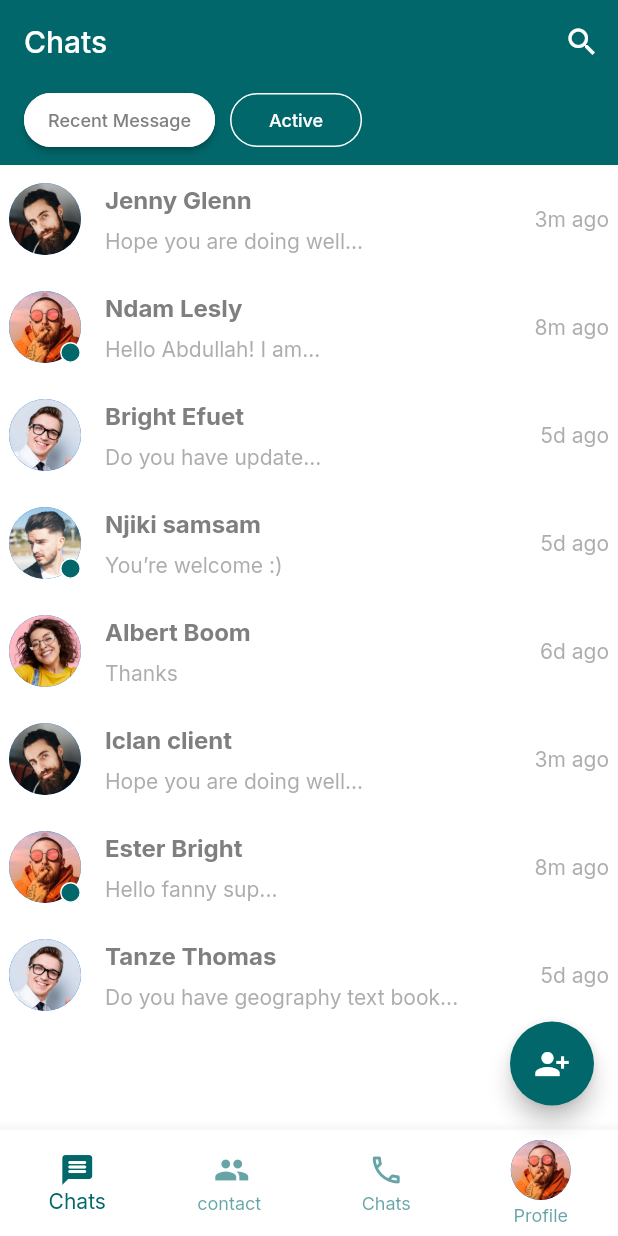
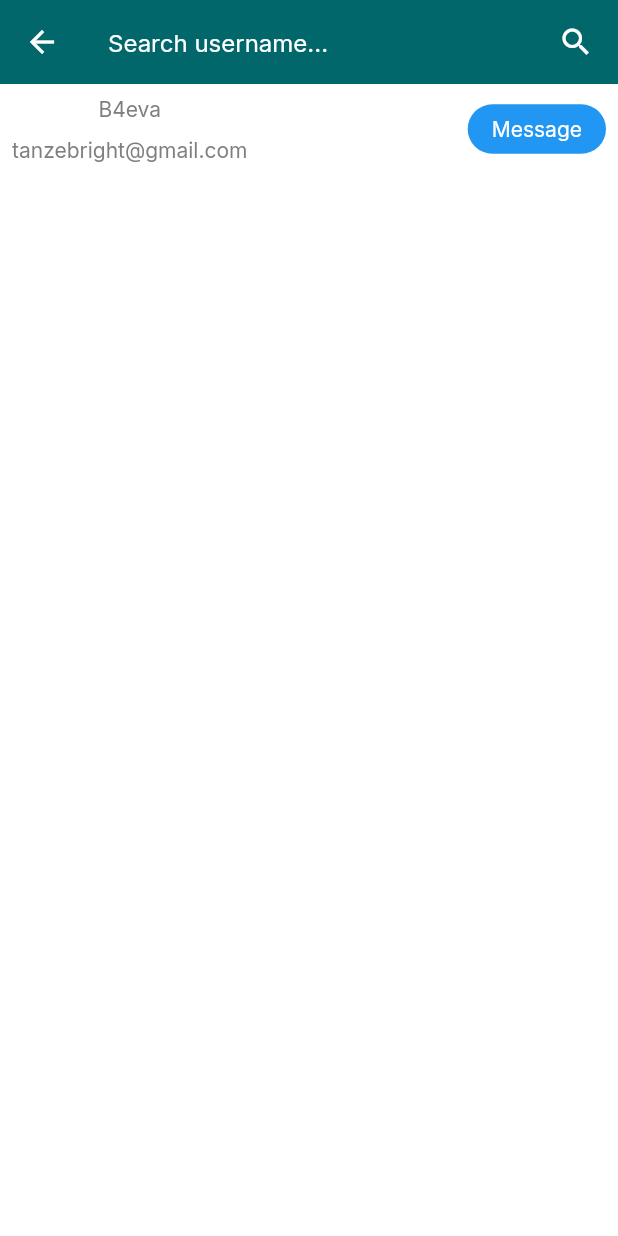
Before and after one commit to B4eva/iconnect, a Flutter app: the ChatView screen opened by its route, after a tap on the "search" icon, on a phone screen of 412 x 824 dp. Run offline on Flutter 3.47's test engine with Material 2 defaults, Android fonts, the phone set to English and light mode, and no system bars; our stand-ins replace bot_toast, cloud_firestore, firebase_auth, firebase_core, get_it, google_fonts and 3 more; accounts and stored records are empty.

Commit message:
Add search page 2. addd app icon

```diff
--- /dev/null
+++ b/lib/core/services/database.dart
@@ -0,0 +1,30 @@
+import 'package:cloud_firestore/cloud_firestore.dart';
+import 'package:iconnect/core/network/logger.dart';
+
+class DatabaseService {
+  final log = getLogger('Database');
+
+  getUserByUsername(String username) async {
+    return await FirebaseFirestore.instance
+        .collection('users')
+        .where('name', isEqualTo: username)
+        .get()
+        .then((value) =>
+            log.i('user info from database ${value.docs[0]['name']}'));
+    // FirebaseFirestore.instance
+    //     .collection('users')
+    //     .where('name', isEqualTo: username)
+    //     .snapshots()
+    //     .listen(
+    //         (data) => log.i('user info from database ${data.docs[0]['name']}'))
+    //     .onError((e) {
+    //   log.i('user info from database $e');
+    // });
+  }
+
+  uploadUserInfo(userMap) {
+    FirebaseFirestore.instance.collection('users').add(userMap).catchError((e) {
+      log.e('uploadUserInfo Exception ${e.toString()}.');
+    });
+  }
+}
--- a/lib/core/viewmodels/auth_viewmodel.dart
+++ b/lib/core/viewmodels/auth_viewmodel.dart
@@ -1,5 +1,3 @@
-import 'dart:developer';
-
 import 'package:flutter/material.dart';
 import 'package:iconnect/core/network/logger.dart';
 import 'package:iconnect/core/viewmodels/base_viewmodel.dart';
--- a/lib/core/viewmodels/chat_viewmodel.dart
+++ b/lib/core/viewmodels/chat_viewmodel.dart
@@ -1,10 +1,18 @@
+import 'package:flutter/cupertino.dart';
+import 'package:flutter/material.dart';
 import 'package:iconnect/core/models/chat_model.dart';
 import 'package:iconnect/core/network/logger.dart';
 import 'package:iconnect/core/viewmodels/base_viewmodel.dart';
+import 'package:iconnect/locator.dart';
+
 import 'package:logger/logger.dart';
+
+import '../services/auth_service.dart';
 
 class ChatViewModel extends BaseModel {
   Logger logger = getLogger('ChatViewmodel');
+
+  final AuthService _authService = locator<AuthService>();
 
   int _selectedIndex = 0;
   int get selectedIndex => _selectedIndex;
@@ -74,4 +82,12 @@ class ChatViewModel extends BaseModel {
   ];
 
   List get chatData => _chatsData;
+
+  void navigateToSearch(context) {
+    Navigator.pushNamed(context, '/search');
+  }
+
+  signOut(context) async {
+    await _authService.signOut(context);
+  }
 }
--- /dev/null
+++ b/lib/core/viewmodels/search_viewmodel.dart
@@ -0,0 +1,37 @@
+import 'package:cloud_firestore/cloud_firestore.dart';
+import 'package:flutter/cupertino.dart';
+import 'package:iconnect/core/enums.dart';
+import 'package:iconnect/core/network/logger.dart';
+import 'package:iconnect/core/services/database.dart';
+import 'package:iconnect/core/viewmodels/base_viewmodel.dart';
+import 'package:iconnect/locator.dart';
+
+class SearchViewModel extends BaseModel {
+  final log = getLogger('serachviewModel');
+  final _databaseService = locator<DatabaseService>();
+
+  QuerySnapshot? _searchSnapshot;
+  QuerySnapshot? get searchSnapshot => _searchSnapshot;
+
+  final TextEditingController _serachTextEditingController =
+      TextEditingController();
+
+  TextEditingController get serachTextEditingController =>
+      _serachTextEditingController;
+
+  Future searchUserByName(String? username) {
+    return _databaseService.getUserByUsername(username!);
+  }
+
+  initiateSearach() {
+    setViewState(ViewState.busy);
+    searchUserByName(serachTextEditingController.text).then((value) {
+      _searchSnapshot = value;
+
+      notifyListeners();
+      setViewState(ViewState.idle);
+
+      log.i('search results: ${value} ');
+    });
+  }
+}
--- a/lib/main.dart
+++ b/lib/main.dart
@@ -30,7 +30,7 @@ class MyApp extends StatelessWidget {
       builder: BotToastInit(),
       theme: lightThemeData(context),
       darkTheme: darkThemeData(context),
-      themeMode: ThemeMode.system,
+      themeMode: ThemeMode.light,
       debugShowCheckedModeBanner: false,
       navigatorObservers: [BotToastNavigatorObserver()],
       onGenerateRoute: AppRouter.generateRoute,
--- a/lib/ui/router.dart
+++ b/lib/ui/router.dart
@@ -1,9 +1,12 @@
 import 'package:flutter/material.dart';
 import 'package:iconnect/ui/views/auth_view.dart';
 import 'package:iconnect/ui/views/chats/chat_view.dart';
-import 'package:iconnect/ui/views/chats/signup/complete_signup.dart';
+import 'package:iconnect/ui/views/search_view.dart';
+
 import 'package:iconnect/ui/views/signin_view.dart';
-import 'package:iconnect/ui/views/chats/signup/signup_view.dart';
+
+import 'package:iconnect/ui/views/signup/complete_signup.dart';
+import 'package:iconnect/ui/views/signup/signup_view.dart';
 import 'package:iconnect/ui/views/welcome_view.dart';
 
 class AppRouter {
@@ -21,6 +24,8 @@ class AppRouter {
         return MaterialPageRoute(builder: (_) => const CompleteSignUp());
       case '/chats':
         return MaterialPageRoute(builder: (_) => const ChatView());
+      case '/search':
+        return MaterialPageRoute(builder: (_) => const SearchView());
       default:
         return MaterialPageRoute(builder: (_) {
           return const Scaffold(
--- a/lib/ui/views/chats/chat_view.dart
+++ b/lib/ui/views/chats/chat_view.dart
@@ -13,7 +13,7 @@ class ChatView extends StatelessWidget {
         onModelReady: (model) {},
         builder: (context, model, child) {
           return Scaffold(
-            appBar: buildAppBar(),
+            appBar: buildAppBar(model, context),
             body: const Body(),
             floatingActionButton: FloatingActionButton(
               onPressed: () {},
@@ -48,7 +48,7 @@ class ChatView extends StatelessWidget {
     );
   }
 
-  AppBar buildAppBar() {
+  AppBar buildAppBar(ChatViewModel model, BuildContext context) {
     return AppBar(
       backgroundColor: kPrimaryColor,
       automaticallyImplyLeading: false,
@@ -58,8 +58,15 @@ class ChatView extends StatelessWidget {
           icon: const Icon(
             Icons.search,
           ),
-          onPressed: () {},
-        )
+          onPressed: () {
+            model.navigateToSearch(context);
+          },
+        ),
+        IconButton(
+            onPressed: () {
+              model.signOut(context);
+            },
+            icon: const Icon(Icons.logout))
       ],
     );
   }
--- /dev/null
+++ b/lib/ui/views/search_view.dart
@@ -0,0 +1,124 @@
+import 'package:flutter/material.dart';
+import 'package:iconnect/core/enums.dart';
+
+import 'package:iconnect/core/viewmodels/search_viewmodel.dart';
+import 'package:iconnect/ui/shared/app_colors.dart';
+import 'package:iconnect/ui/shared/ui_helpers.dart';
+import 'package:iconnect/ui/views/base_view.dart';
+import 'package:iconnect/utils/loading_widget.dart';
+
+class SearchView extends StatefulWidget {
+  const SearchView({Key? key}) : super(key: key);
+
+  @override
+  State<SearchView> createState() => _SearchViewState();
+}
+
+class _SearchViewState extends State<SearchView> {
+  @override
+  void initState() {
+    super.initState();
+  }
+
+  @override
+  Widget build(BuildContext context) {
+    return BaseView<SearchViewModel>(
+      onModelReady: (model) {},
+      builder: (context, model, child) {
+        return Scaffold(
+            appBar: AppBar(
+              backgroundColor: kPrimaryColor,
+              title: Row(
+                children: <Widget>[
+                  Expanded(
+                    child: TextField(
+                      style: const TextStyle(color: Colors.white),
+                      controller: model.serachTextEditingController,
+                      cursorColor: Colors.blue,
+                      decoration: const InputDecoration(
+                          hintText: 'Search username...',
+                          hintStyle: TextStyle(color: kSecondaryColor),
+                          border: InputBorder.none),
+                    ),
+                  ),
+                  GestureDetector(
+                      onTap: () {
+                        model.initiateSearach();
+                      },
+                      child: const Icon(Icons.search_outlined,
+                          color: Colors.white))
+                ],
+              ),
+            ),
+            body: model.state == ViewState.idle
+                ? Column(
+                    children: [
+                      searchList(model),
+                    ],
+                  )
+                : loadWidget);
+      },
+    );
+  }
+
+  Widget searchList(SearchViewModel model) {
+    return
+        //model.searchSnapshot != null
+        ListView.builder(
+            shrinkWrap: true,
+            itemCount: 1,
+            itemBuilder: (context, index) {
+              return const SearchTile(
+                username: 'B4eva',
+                email: 'tanzebright@gmail.com',
+                // username: model.searchSnapshot!.docs[index]['name'],
+                // email: model.searchSnapshot!.docs[index]['email'],
+              );
+            });
+
+    //  Container(
+    //     color: Colors.red,
+    //   );
+  }
+}
+
+class SearchTile extends StatelessWidget {
+  final String? username;
+  final String? email;
+  const SearchTile({Key? key, this.username, this.email}) : super(key: key);
+
+  @override
+  Widget build(BuildContext context) {
+    return Container(
+      child: Padding(
+        padding: const EdgeInsets.all(8.0),
+        child: Row(
+          mainAxisAlignment: MainAxisAlignment.start,
+          children: <Widget>[
+            Column(
+              children: <Widget>[
+                Text(username!),
+                UIHelper.verticalSpaceSmall(),
+                Text(email!),
+              ],
+            ),
+            const Spacer(),
+            Container(
+              padding: const EdgeInsets.symmetric(horizontal: 16, vertical: 8),
+              decoration: BoxDecoration(
+                  borderRadius: BorderRadius.circular(20), color: Colors.blue),
+              child: GestureDetector(
+                  onTap: () {
+                    print('Message');
+                  },
+                  child: const Text(
+                    'Message',
+                    style: TextStyle(color: Colors.white),
+                  )),
+            )
+          ],
+        ),
+      ),
+    );
+  }
+}
--- a/lib/ui/views/welcome_view.dart
+++ b/lib/ui/views/welcome_view.dart
@@ -3,7 +3,6 @@ import 'package:iconnect/core/viewmodels/welcome_viewmodel.dart';
 import 'package:iconnect/ui/shared/app_colors.dart';
 import 'package:iconnect/ui/shared/contant_text.dart';
 import 'package:iconnect/ui/shared/ui_helpers.dart';
-import 'package:iconnect/ui/views/auth_view.dart';
 import 'package:iconnect/ui/views/base_view.dart';
 
 class WelcomeView extends StatefulWidget {
@@ -14,6 +13,7 @@ class WelcomeView extends StatefulWidget {
 }
 
 class _WelcomeViewState extends State<WelcomeView> {
+  @override
   void initState() {
     super.initState();
   }
--- a/lib/ui/widgets/app_input_field.dart
+++ b/lib/ui/widgets/app_input_field.dart
@@ -46,7 +46,7 @@ class AppInputField extends StatelessWidget {
           visible: lable == null ? false : true,
           child: Padding(
             padding: const EdgeInsets.symmetric(horizontal: 8.0, vertical: 10),
-            child: AppText.caption(lable ?? '', key),
+            child: AppText.caption(lable ?? ''),
           ),
         ),
         Padding(
@@ -59,7 +59,7 @@ class AppInputField extends StatelessWidget {
             obscureText: password,
             maxLength: maxLength,
             onChanged: onSaved,
-            cursorColor: Theme.of(context).colorScheme.secondary,
+            cursorColor: Theme.of(context).colorScheme.primary,
             textInputAction: TextInputAction.none,
             maxLines: maxLines ?? 1,
             style: const TextStyle(fontSize: 16, fontWeight: FontWeight.w600),
```
Also changed, not shown: lib/core/api/firebase_api.dart (added, +10 -0 lines), lib/core/services/auth_service.dart (+22 -28 lines), lib/core/viewmodels/signup_viewmodel.dart (+5 -2 lines), lib/core/viewmodels/welcome_viewmodel.dart (+6 -2 lines), lib/locator.dart (+10 -2 lines), lib/ui/shared/app_text.dart (+4 -3 lines), lib/ui/views/signin_view.dart (+11 -1 lines), lib/ui/views/signup/complete_signup.dart (renamed from lib/ui/views/chats/signup/complete_signup.dart, +4 -3 lines), lib/ui/views/signup/signup_view.dart (renamed from lib/ui/views/chats/signup/signup_view.dart, +6 -8 lines), 37 other files.
